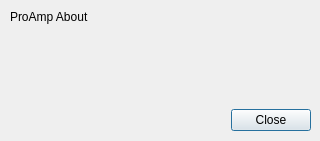
First picture: the form in aboutdialog.ui, repository timvisee/ProAmp, before the edit.
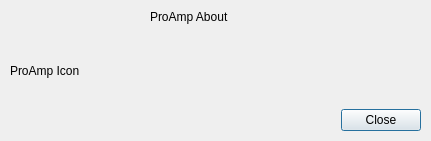
Second picture: the form after the edit.

Commit message:
Added basic icon and MusicPlayer class
Added a basic icon to the application.
Added a beginning of the MusicPlayer class.

What changed in the file:
```diff
--- a/aboutdialog.ui
+++ b/aboutdialog.ui
@@ -6,19 +6,19 @@
    <rect>
     <x>0</x>
     <y>0</y>
-    <width>320</width>
+    <width>431</width>
     <height>141</height>
    </rect>
   </property>
   <property name="windowTitle">
    <string>About</string>
   </property>
-  <widget class="QWidget" name="">
+  <widget class="QWidget" name="layoutWidget">
    <property name="geometry">
     <rect>
-     <x>10</x>
+     <x>150</x>
      <y>10</y>
-     <width>301</width>
+     <width>271</width>
      <height>121</height>
     </rect>
    </property>
@@ -45,6 +45,19 @@
     </item>
    </layout>
   </widget>
+  <widget class="QLabel" name="iconView">
+   <property name="geometry">
+    <rect>
+     <x>10</x>
+     <y>10</y>
+     <width>121</width>
+     <height>121</height>
+    </rect>
+   </property>
+   <property name="text">
+    <string>ProAmp Icon</string>
+   </property>
+  </widget>
  </widget>
  <resources/>
  <connections>
```
The commit also changes 16 other files.
